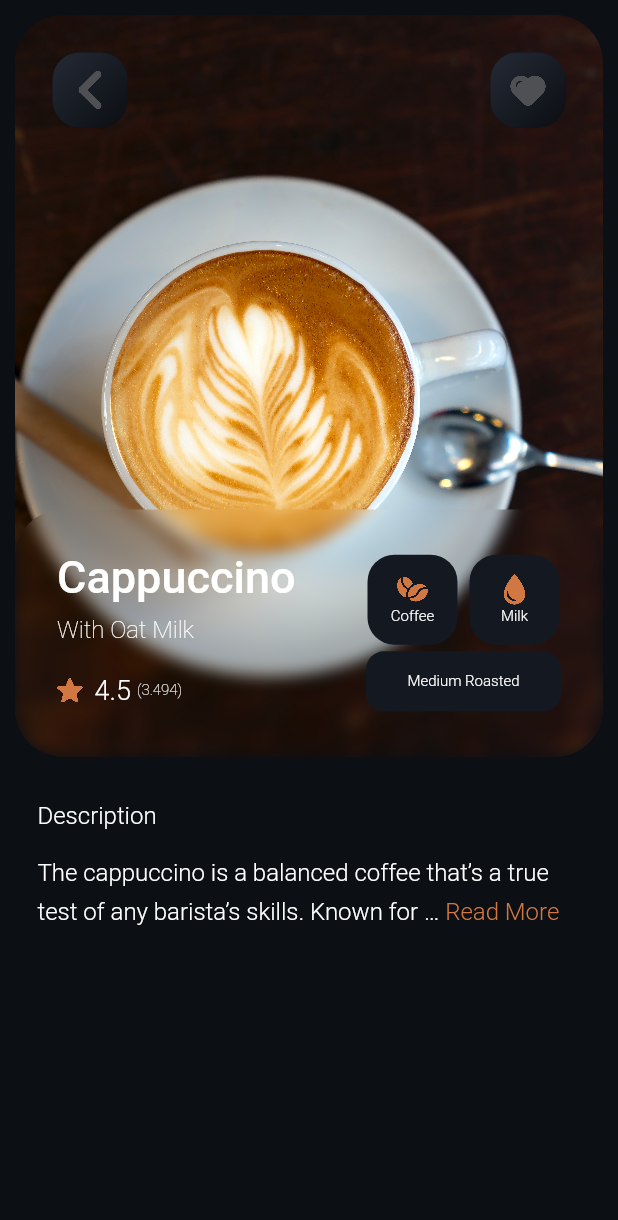
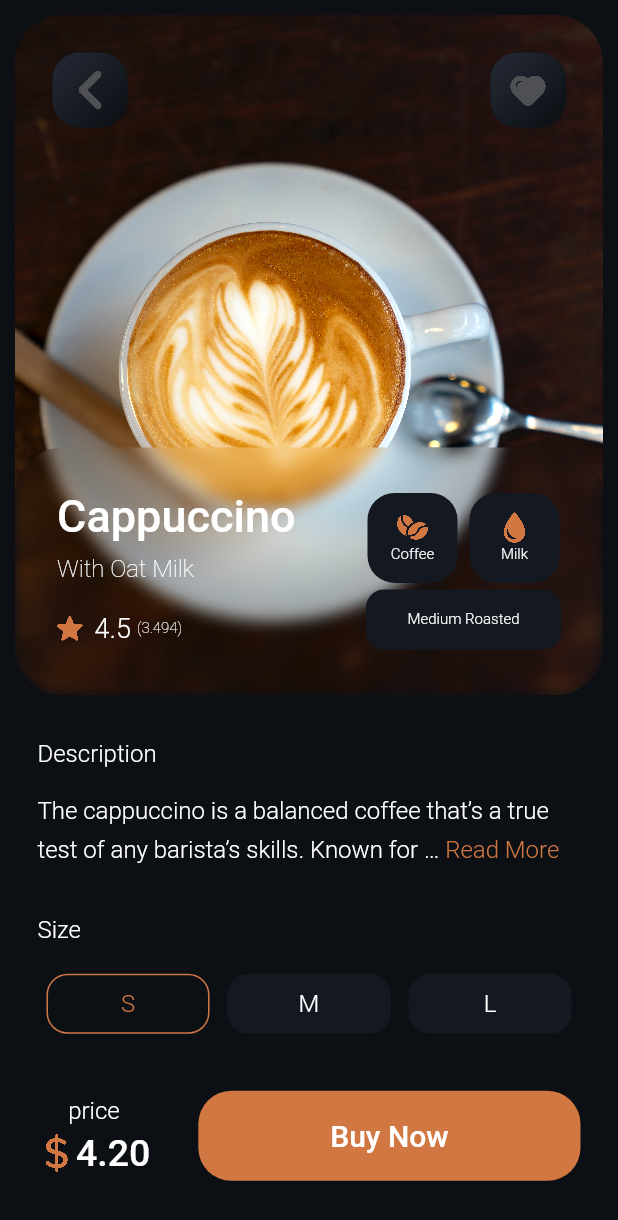
Before and after one commit to mmohammadmfallahm02/coffee_app_ui, a Flutter app: the screen it shows after launch, after a tap on "4.5", on a phone screen of 412 x 824 dp. Shown: the top 1220 px of the screen. Run offline on Flutter 3.47's test engine with Material 2 defaults, Android fonts, the phone set to English and light mode, and no system bars; drawn by our look-alikes of readmore; our stand-ins replace google_fonts, gradient_borders.

Commit message:
create select size widget and add price and buy button

```diff
--- a/lib/main.dart
+++ b/lib/main.dart
@@ -31,6 +31,9 @@ class MyApp extends StatelessWidget {
             headline4: TextStyle(
                 fontSize: 30,
                 color: SolidColor.primaryTextColor,
+                fontWeight: FontWeight.w500), headline3: TextStyle(
+                fontSize: 25,
+                color: SolidColor.primaryTextColor,
                 fontWeight: FontWeight.w500),
             subtitle1: TextStyle(
                 fontSize: 20,
--- a/lib/view/coffee_item_screen.dart
+++ b/lib/view/coffee_item_screen.dart
@@ -28,7 +28,7 @@ class CoffeeItemScreen extends StatelessWidget {
               child: Stack(
                 children: [
                   SizedBox(
-                      height: MediaQuery.of(context).size.height * 0.6,
+                      height: MediaQuery.of(context).size.height * 0.55,
                       child: ClipRRect(
                           borderRadius: BorderRadius.circular(32),
                           child: coffee.image)),
@@ -47,29 +47,74 @@ class CoffeeItemScreen extends StatelessWidget {
               ),
             ),
             Padding(
-              padding:  EdgeInsets.fromLTRB(bodyMargin, 20, bodyMargin, 32),
-              child: Column(crossAxisAlignment: CrossAxisAlignment.start,
+              padding: EdgeInsets.fromLTRB(bodyMargin, 20, bodyMargin, 0),
+              child: Column(
+                crossAxisAlignment: CrossAxisAlignment.start,
                 children: [
                   Text('Description', style: themeData.textTheme.bodyText2),
                   const SizedBox(
-                height: 14,
-              ),
-              ReadMoreText(
-                'The cappuccino is a balanced coffee that’s a true test of any barista’s skills. Known for the even distribution of coffee and milk and served in a large cup with a dusting of chocolate on top, a cappuccino is one of the most popular coffee types in the UK, seconded only to the latte. If you’re a true frothy coffee lover you may be wondering what is a cappuccino and where it comes from. Keep reading to find out all you need to know…',
-                // trimLines: 1,
-                trimLength: 90,
-                style: themeData.textTheme.bodyText2!.copyWith(height: 1.6),
-                colorClickableText: SolidColor.primaryColor,
-                trimCollapsedText: 'Read More',
-                trimExpandedText: 'Close',
-              )
+                    height: 14,
+                  ),
+                  descriptionWidget(themeData),
+                  const SizedBox(
+                    height: 32,
+                  ),
+                  Text('Size', style: themeData.textTheme.bodyText2),
+                  const SizedBox(
+                    height: 14,
+                  ),
+                  const CoffeeSizeWidget(),
+                  const SizedBox(height: 32,),
+                  Row(
+                    children: [
+                      Column(
+                        children: [
+                          const Text('price',),
+                          const SizedBox(height: 4,),
+                          Row(
+                            children: [
+                              Assets.icons.dollar.image(
+                                  scale: 20, color: SolidColor.primaryColor),Text(coffee.price,style:  themeData.textTheme.headline3,)
+                            ],
+                          )
+                        ],
+                      ),
+                      Expanded(
+                          child: Padding(
+                            padding: const EdgeInsets.only(left: 32),
+                            child: Container(
+                        height: 60,
+                        alignment: Alignment.center,
+                        decoration: BoxDecoration(
+                              color: SolidColor.primaryColor,
+                              borderRadius: BorderRadius.circular(22)),
+                        child: Text(
+                            'Buy Now',
+                            style: themeData.textTheme.headline3!
+                                .copyWith(fontSize: 20),
+                        ),
+                      ),
+                          ))
+                    ],
+                  )
                 ],
               ),
             ),
-
           ]),
         ),
       ),
+    );
+  }
+
+  ReadMoreText descriptionWidget(ThemeData themeData) {
+    return ReadMoreText(
+      'The cappuccino is a balanced coffee that’s a true test of any barista’s skills. Known for the even distribution of coffee and milk and served in a large cup with a dusting of chocolate on top, a cappuccino is one of the most popular coffee types in the UK, seconded only to the latte. If you’re a true frothy coffee lover you may be wondering what is a cappuccino and where it comes from. Keep reading to find out all you need to know…',
+      // trimLines: 1,
+      trimLength: 90,
+      style: themeData.textTheme.bodyText2!.copyWith(height: 1.6),
+      colorClickableText: SolidColor.primaryColor,
+      trimCollapsedText: 'Read More',
+      trimExpandedText: 'Close',
     );
   }
 
@@ -203,3 +248,66 @@ class CoffeeItemScreen extends StatelessWidget {
         ),
       ]));
 }
+
+class CoffeeSizeWidget extends StatefulWidget {
+  const CoffeeSizeWidget({
+    Key? key,
+  }) : super(key: key);
+
+  @override
+  State<CoffeeSizeWidget> createState() => _CoffeeSizeWidgetState();
+}
+
+CoffeeSize seletedCoffeeSize = CoffeeSize.small;
+
+class _CoffeeSizeWidgetState extends State<CoffeeSizeWidget> {
+  @override
+  Widget build(BuildContext context) {
+    return Row(
+      children: [
+        coffeeSizeItem(seletedCoffeeSize == CoffeeSize.small, 'S', () {
+          setState(() {
+            seletedCoffeeSize = CoffeeSize.small;
+          });
+        }),
+        coffeeSizeItem(seletedCoffeeSize == CoffeeSize.normal, 'M', () {
+          setState(() {
+            seletedCoffeeSize = CoffeeSize.normal;
+          });
+        }),
+        coffeeSizeItem(seletedCoffeeSize == CoffeeSize.large, 'L', () {
+          setState(() {
+            seletedCoffeeSize = CoffeeSize.large;
+          });
+        }),
+      ],
+    );
+  }
+
+  Widget coffeeSizeItem(bool isSelected, String text, Function()? onTap) =>
+      Expanded(
+          child: Padding(
+        padding: const EdgeInsets.all(6),
+        child: GestureDetector(
+          onTap: onTap,
+          child: Container(
+            height: 40,
+            alignment: Alignment.center,
+            decoration: BoxDecoration(
+                borderRadius: BorderRadius.circular(14),
+                border: isSelected
+                    ? Border.all(color: SolidColor.primaryColor)
+                    : null,
+                color: isSelected
+                    ? SolidColor.backgroundColor
+                    : SolidColor.secondaryColor),
+            child: Text(text,
+                style: isSelected
+                    ? const TextStyle(color: SolidColor.primaryColor)
+                    : null),
+          ),
+        ),
+      ));
+}
+
+enum CoffeeSize { small, normal, large }
```
